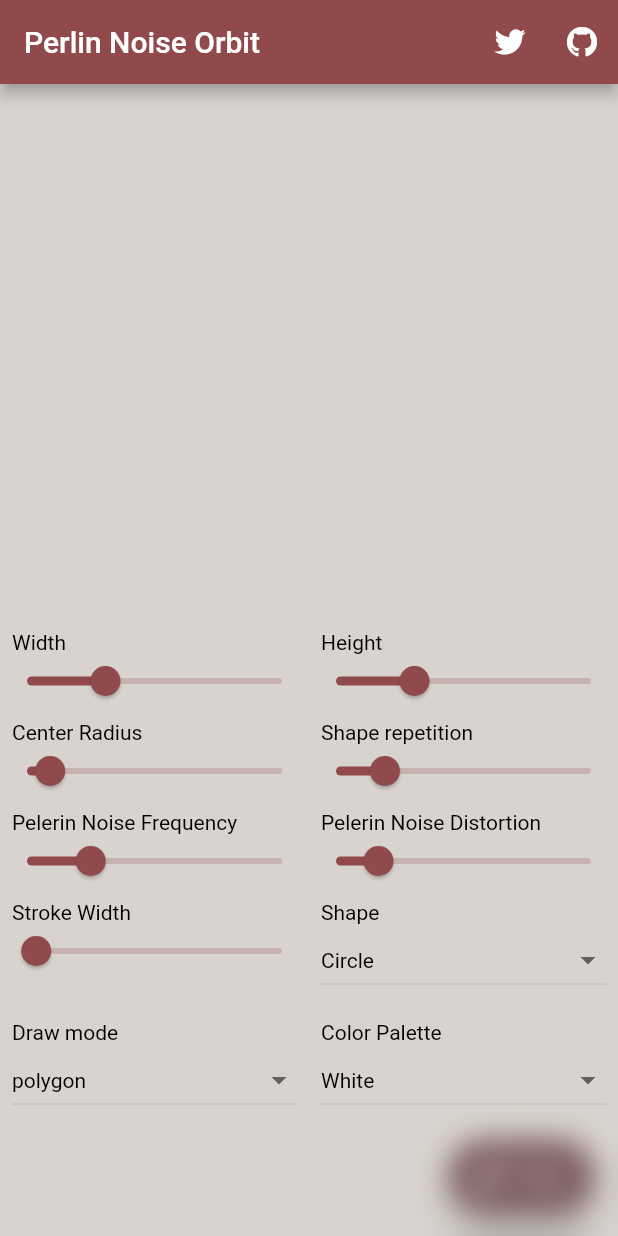
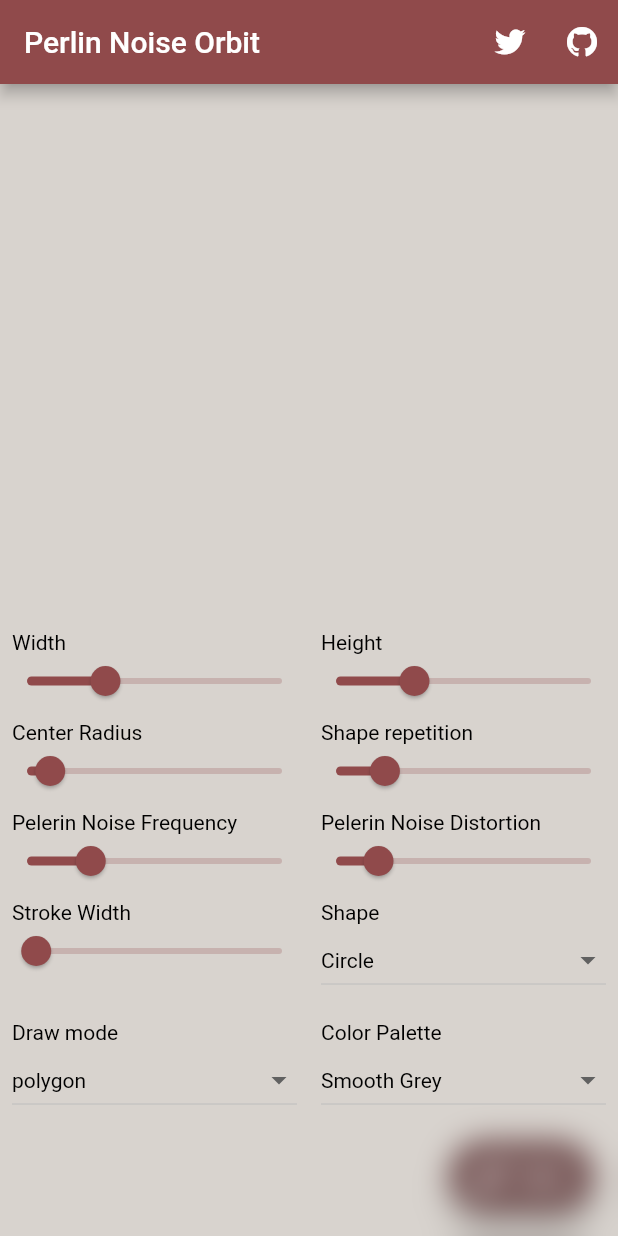
Before and after one commit to Pierre-Monier/flutter_cool_visuals, a Flutter app: the screen it shows after launch, after a tap on "Edit", on a phone screen of 412 x 824 dp. Run offline on Flutter 3.47's test engine with Material 2 defaults, Android fonts, the phone set to English and light mode, and no system bars; missing offline and left inert: fast_noise.

Commit message:
feat: add more color palette

```diff
--- a/lib/noise_orbit/controller/noise_orbit_controller.dart
+++ b/lib/noise_orbit/controller/noise_orbit_controller.dart
@@ -11,7 +11,7 @@ class NoiseOrbitController extends ValueNotifier<NoiseOrbitState> {
   NoiseOrbitController()
       : super(
           NoiseOrbitState.initial(
-            colorPalette: noiseOrbitcolorPalettes.last,
+            colorPalette: noiseOrbitcolorPalettes.first,
           ),
         );
 
--- a/lib/noise_orbit/util/noise_orbit_color_palette.dart
+++ b/lib/noise_orbit/util/noise_orbit_color_palette.dart
@@ -3,7 +3,19 @@ import 'package:flutter_canvart/noise_orbit/model/color_palette.dart';
 
 final noiseOrbitcolorPalettes = [
   const ColorPalette(
-    name: "Green",
+    name: "Smooth Grey",
+    backgroundColor: Color(0xFFd8d3ce),
+    colors: [
+      Color(0xFF081912),
+      Color(0xFF6cc445),
+      Color(0xFF263f33),
+      Color(0xFF426655),
+      Color(0xFF426655),
+    ],
+    brightness: Brightness.light,
+  ),
+  const ColorPalette(
+    name: "Dark Green",
     backgroundColor: Color(0xFF031c06),
     colors: [
       Color(0xFF1f7722),
@@ -14,14 +26,66 @@ final noiseOrbitcolorPalettes = [
     brightness: Brightness.dark,
   ),
   const ColorPalette(
-    name: "White",
-    backgroundColor: Color(0xFFd8d3ce),
+    name: "Night City",
+    backgroundColor: Color(0xFF071d25),
     colors: [
-      Color(0xFF081912),
-      Color(0xFF6cc445),
-      Color(0xFF263f33),
-      Color(0xFF426655),
-      Color(0xFF426655),
+      Color(0xFF053749),
+      Color(0xFF0f407a),
+      Color(0xFF209ba9),
+      Color(0xFFc30a55),
+      Color(0xFF6690b0),
+      Color(0xFF771343),
+      Color(0xFFe16099),
+    ],
+    brightness: Brightness.dark,
+  ),
+  const ColorPalette(
+    name: "Smooth beige",
+    backgroundColor: Color(0xFFcbb8a8),
+    colors: [
+      Color(0xFF1d2b2f),
+      Color(0xFFa1a3b0),
+      Color(0xFF4c605f),
+      Color(0xFFc29350),
+      Color(0xFF748a8b),
+    ],
+    brightness: Brightness.light,
+  ),
+  const ColorPalette(
+    name: "Dark Orange",
+    backgroundColor: Color(0xFF07151c),
+    colors: [
+      Color(0xFF054f4c),
+      Color(0xFFf49904),
+      Color(0xFF123a3c),
+      Color(0xFFf5ab35),
+      Color(0xFFf27802),
+    ],
+    brightness: Brightness.dark,
+  ),
+  const ColorPalette(
+    name: "Light red",
+    backgroundColor: Color(0xFFf39c7c),
+    colors: [
+      Color(0xFF658f96),
+      Color(0xFFec5e35),
+      Color(0xFF3b5a5f),
+      Color(0xFFa10102),
+      Color(0xFF3b5a5f),
+      Color(0xFF050402),
+    ],
+    brightness: Brightness.dark,
+  ),
+  const ColorPalette(
+    name: "Sugar Pink",
+    backgroundColor: Color(0xFFf582b8),
+    colors: [
+      Color(0xFF6de6e3),
+      Color(0xFF9beae2),
+      Color(0xFFf4bad5),
+      Color(0xFFf5e4a2),
+      Color(0xFFb6b9ee),
+      Color(0xFF999cdb),
     ],
     brightness: Brightness.light,
   ),
```
Also changed, not shown: 1 other file.
